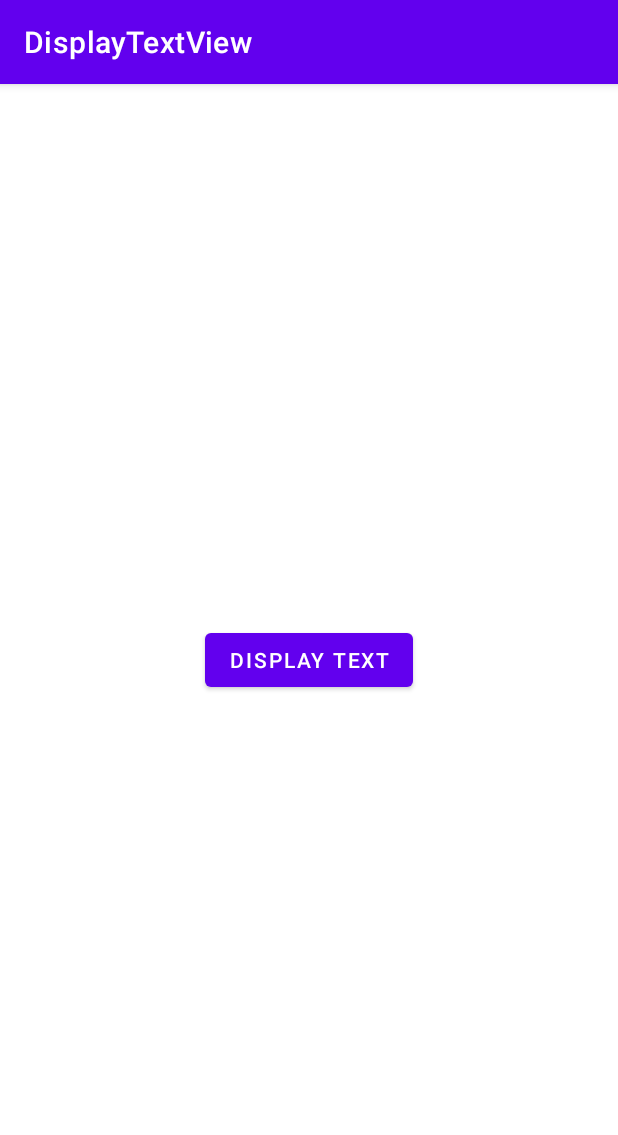
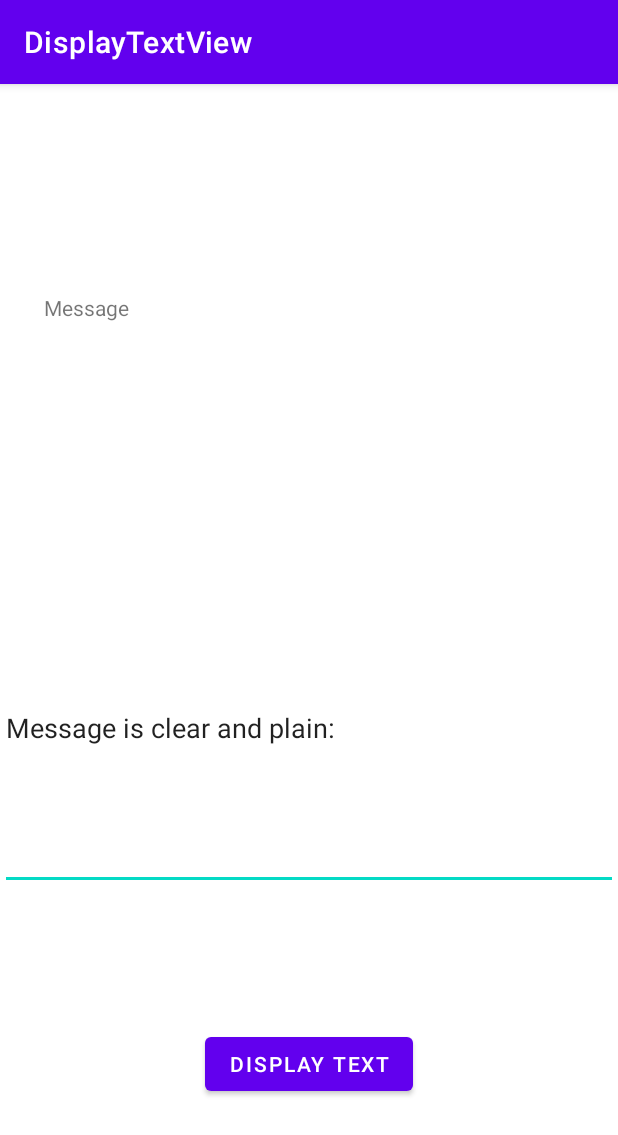
Before and after one commit to moxie99/DisplayText, an Android app: the screen it shows after launch (MainActivity), on a phone screen of 412 x 824 dp. Shown: the top 1135 px of the screen. Run offline under Robolectric (Android 15) with nearby library versions, the phone set to English and light mode, and no system bars.

Commit message:
text field repo

```diff
--- a/app/src/main/java/com/oluwasegun/displaytextview/MainActivity.kt
+++ b/app/src/main/java/com/oluwasegun/displaytextview/MainActivity.kt
@@ -1,11 +1,19 @@
 package com.oluwasegun.displaytextview
 
 import android.content.Intent
+import android.net.Uri
 import androidx.appcompat.app.AppCompatActivity
 import android.os.Bundle
+import android.util.Log
 import android.widget.Button
+import android.widget.EditText
 
 class MainActivity : AppCompatActivity() {
+
+    var message: String = "Message: "
+    private lateinit var editTextMessage: EditText
+    private lateinit var btnSend: Button
+
     override fun onCreate(savedInstanceState: Bundle?) {
         super.onCreate(savedInstanceState)
         setContentView(R.layout.activity_main)
@@ -14,10 +22,17 @@ class MainActivity : AppCompatActivity() {
     override fun onResume(){
         super.onResume()
         val btnDisplay = findViewById<Button>(R.id.btnDisplay)
+        editTextMessage = findViewById(R.id.editText)
+
+        btnSend = findViewById(R.id.btnDisplay)
 
         btnDisplay.setOnClickListener {
+            var message = editTextMessage.text.toString().trim()
+
             val intent = Intent(this, TextField::class.java)
+            intent.putExtra("MY_DATA", message)
             startActivity(intent)
+            Log.i(message, message)
         }
 
     }
--- a/app/src/main/res/layout/activity_main.xml
+++ b/app/src/main/res/layout/activity_main.xml
@@ -15,5 +15,31 @@
         app:layout_constraintBottom_toBottomOf="parent"
         app:layout_constraintEnd_toEndOf="parent"
         app:layout_constraintStart_toStartOf="parent"
-        app:layout_constraintTop_toTopOf="parent" />
+        app:layout_constraintTop_toTopOf="parent"
+        app:layout_constraintVertical_bias="0.874" />
+
+    <TextView
+        android:id="@+id/textView1"
+        android:layout_width="wrap_content"
+        android:layout_height="wrap_content"
+        android:text="@string/editTextTitle"
+        app:layout_constraintBottom_toTopOf="@+id/btnDisplay"
+        app:layout_constraintEnd_toEndOf="parent"
+        app:layout_constraintHorizontal_bias="0.082"
+        app:layout_constraintStart_toStartOf="parent"
+        app:layout_constraintTop_toTopOf="parent"
+        app:layout_constraintVertical_bias="0.228" />
+
+    <EditText
+        android:id="@+id/editText"
+        android:layout_width="match_parent"
+        android:layout_height="wrap_content"
+        android:layout_marginBottom="92dp"
+        android:gravity="center_vertical"
+        android:inputType="textLongMessage|textMultiLine"
+        android:lines="9"
+        android:text="@string/editText"
+        app:layout_constraintBottom_toTopOf="@+id/btnDisplay"
+        tools:layout_editor_absoluteX="0dp"
+        android:autofillHints="" />
 </androidx.constraintlayout.widget.ConstraintLayout>
--- a/app/src/main/res/values/strings.xml
+++ b/app/src/main/res/values/strings.xml
@@ -9,4 +9,8 @@
         give a good user experience at some times during
         the different state of the app.
     </string>
+    <string name="editText">Message is clear and plain: </string>
+    <string name="editTextTitle">Message</string>
+    <string name="btnSend">Show Text</string>
+    <string name="data">Data</string>
 </resources>
```
Also changed, not shown: app/src/main/java/com/oluwasegun/displaytextview/TextField.kt (+14 -0 lines), app/src/main/res/layout/activity_text_field.xml (+3 -10 lines).
